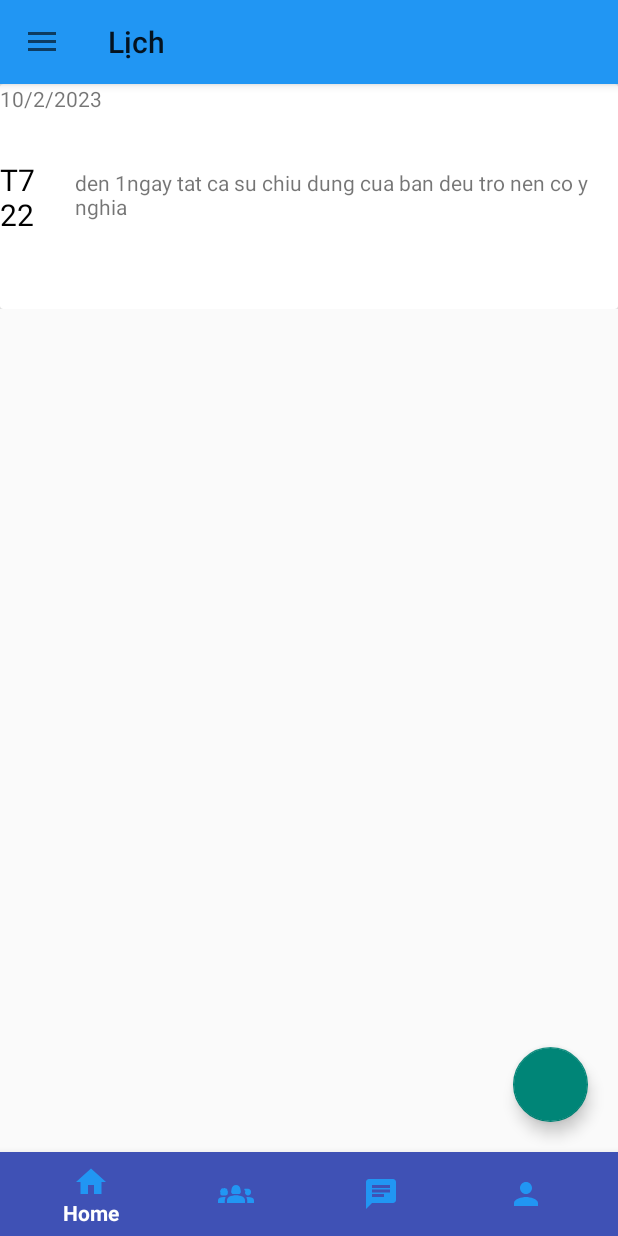
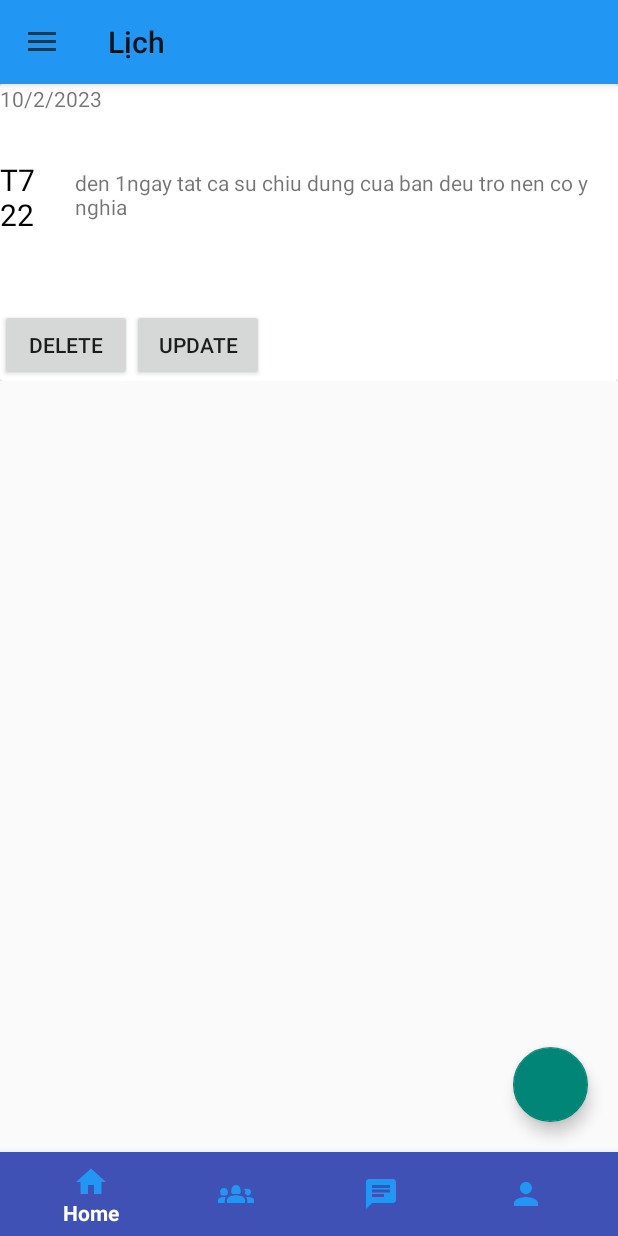
Before and after one commit to namiiu220919/MySchedule, an Android app: the fragment frmLichNgay placed in its activity, on a phone screen of 412 x 824 dp. Run offline under Robolectric (Android 15) with nearby library versions, the phone set to English and light mode, and no system bars.

Commit message:
delete xoa lich ngay

```diff
--- a/app/src/main/java/com/example/myschedule/dao/lichDao.java
+++ b/app/src/main/java/com/example/myschedule/dao/lichDao.java
@@ -49,4 +49,9 @@ public class lichDao {
         long row = db.insert("lich",null,values);
         return (row>0);
     }
+    public boolean delete(int id){
+        SQLiteDatabase db = dbHelper.getReadableDatabase();
+        long row = db.delete("lich","id=?",new String[]{String.valueOf(id)});
+        return (row>0);
+    }
 }
--- /dev/null
+++ b/app/src/main/res/drawable/baseline_warning_24.xml
@@ -0,0 +1,5 @@
+<vector android:height="24dp" android:tint="#FF0101"
+    android:viewportHeight="24" android:viewportWidth="24"
+    android:width="24dp" xmlns:android="http://schemas.android.com/apk/res/android">
+    <path android:fillColor="@android:color/white" android:pathData="M1,21h22L12,2 1,21zM13,18h-2v-2h2v2zM13,14h-2v-4h2v4z"/>
+</vector>
--- a/app/src/main/res/layout/item_lich_ngay.xml
+++ b/app/src/main/res/layout/item_lich_ngay.xml
@@ -3,42 +3,56 @@
     android:layout_width="match_parent"
     android:layout_height="match_parent"
     android:orientation="vertical">
+
     <androidx.cardview.widget.CardView
         android:layout_width="match_parent"
-        android:layout_height="wrap_content"
-        >
+        android:layout_height="wrap_content">
+
         <LinearLayout
             android:layout_width="match_parent"
             android:layout_height="wrap_content"
             android:orientation="vertical">
+
             <TextView
                 android:id="@+id/txtNgayThangNam"
                 android:layout_width="match_parent"
-                android:layout_height="50sp"/>
+                android:layout_height="50sp" />
+
             <LinearLayout
                 android:layout_width="match_parent"
                 android:layout_height="wrap_content"
-                android:orientation="horizontal"
-                >
+                android:orientation="horizontal">
 
                 <TextView
                     android:id="@+id/txtngayThang"
                     android:layout_width="50sp"
                     android:layout_height="100sp"
-                    android:textSize="20sp"
                     android:textColor="@color/black"
-                    />
+                    android:textSize="20sp" />
 
-                    <TextView
-                        android:id="@+id/txtNDLichNgay"
-                        android:layout_width="wrap_content"
-                        android:layout_height="100sp" />
+                <TextView
+                    android:id="@+id/txtNDLichNgay"
+                    android:layout_width="wrap_content"
+                    android:layout_height="100sp" />
+            </LinearLayout>
 
+            <LinearLayout
+                android:layout_width="match_parent"
+                android:layout_height="wrap_content"
+                android:orientation="horizontal">
 
+                <Button
+                    android:id="@+id/btnDelete"
+                    android:layout_width="wrap_content"
+                    android:layout_height="wrap_content"
+                    android:text="delete" />
 
+                <Button
+                    android:id="@+id/btnUpdate"
+                    android:layout_width="wrap_content"
+                    android:layout_height="wrap_content"
+                    android:text="update" />
             </LinearLayout>
         </LinearLayout>
-
     </androidx.cardview.widget.CardView>
-
 </LinearLayout>
```
Also changed, not shown: app/src/main/java/com/example/myschedule/adapter/lichAdapter.java (+37 -1 lines).
